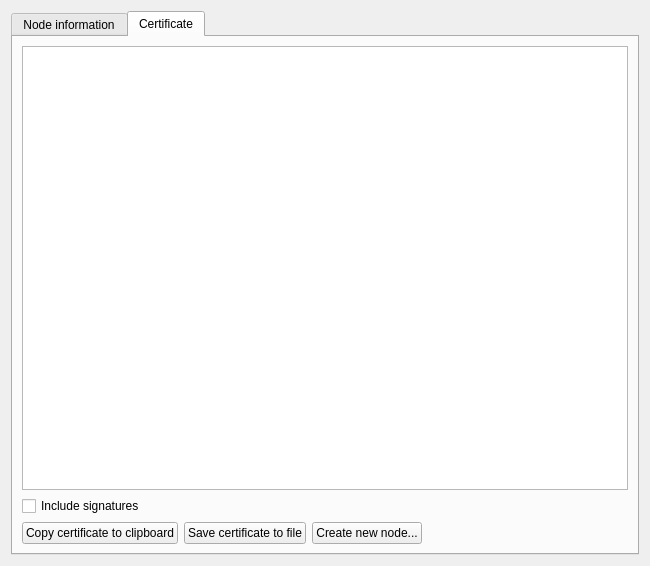
Old version of the form retroshare-gui/src/gui/settings/CryptoPage.ui in the repository RetroShare/RetroShare.
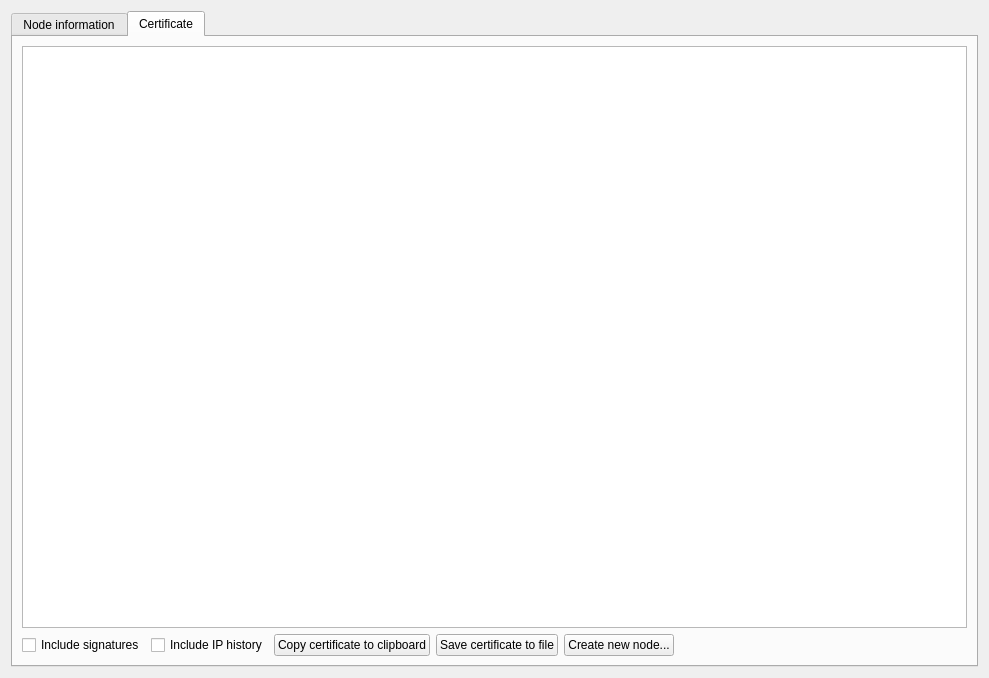
New version of the form. The open tabs and pages were chosen to show the change. Icons and pictures are not drawn. Custom widgets are drawn as their Qt base class.

Commit message: added option to not include external IPs in preferences->node->certificate

Patch:
```diff
--- a/retroshare-gui/src/gui/settings/CryptoPage.ui
+++ b/retroshare-gui/src/gui/settings/CryptoPage.ui
@@ -6,8 +6,8 @@
    <rect>
     <x>0</x>
     <y>0</y>
-    <width>650</width>
-    <height>566</height>
+    <width>989</width>
+    <height>678</height>
    </rect>
   </property>
   <layout class="QGridLayout" name="gridLayout_2">
@@ -426,6 +426,12 @@
       <layout class="QVBoxLayout" name="verticalLayout">
        <item>
         <widget class="QPlainTextEdit" name="certplainTextEdit">
+         <property name="sizePolicy">
+          <sizepolicy hsizetype="Preferred" vsizetype="Minimum">
+           <horstretch>0</horstretch>
+           <verstretch>0</verstretch>
+          </sizepolicy>
+         </property>
          <property name="font">
           <font>
            <family>Courier New</family>
@@ -455,22 +461,15 @@
           </widget>
          </item>
          <item>
-          <spacer name="horizontalSpacer_2">
-           <property name="orientation">
-            <enum>Qt::Horizontal</enum>
+          <widget class="QCheckBox" name="_includeAllIPs_CB">
+           <property name="toolTip">
+            <string>&lt;html&gt;&lt;head/&gt;&lt;body&gt;&lt;p&gt;IP history is the list of IP you used accross time. Including this might help your friends reach you. This is optional for privacy reasons.&lt;/p&gt;&lt;/body&gt;&lt;/html&gt;</string>
            </property>
-           <property name="sizeHint" stdset="0">
-            <size>
-             <width>40</width>
-             <height>20</height>
-            </size>
+           <property name="text">
+            <string>Include IP history</string>
            </property>
-          </spacer>
+          </widget>
          </item>
-        </layout>
-       </item>
-       <item>
-        <layout class="QHBoxLayout" name="horizontalLayout">
          <item>
           <widget class="QPushButton" name="_copyLink_PB">
            <property name="text">
@@ -496,7 +495,7 @@
           </widget>
          </item>
          <item>
-          <spacer name="horizontalSpacer_3">
+          <spacer name="horizontalSpacer_2">
            <property name="orientation">
             <enum>Qt::Horizontal</enum>
            </property>
```
Left out of the diff: 2 changed lines with no effect on the pictures. The commit also changes 1 other file.
